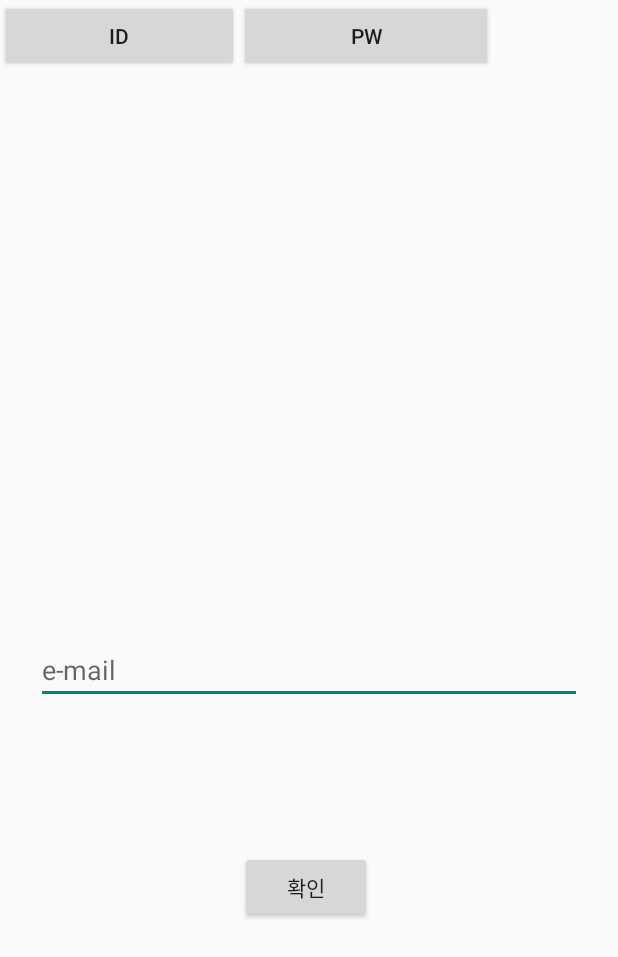
After one commit to Kal-MH/songgulsongul, an Android app: the FindAccountActivity screen opened directly, with no data from a screen before it, on a phone screen of 412 x 824 dp. The commit adds this screen. Shown: the top 957 px of the screen. Run offline under Robolectric (Android 15) with nearby library versions, the phone set to English and light mode, and no system bars.

Commit message:
current work
server_로그인 코드 추가
android_홈화면 탭

```diff
--- a/Android/paper/app/build.gradle
+++ b/Android/paper/app/build.gradle
@@ -1,11 +1,11 @@
 apply plugin: 'com.android.application'
 
 android {
-    compileSdkVersion 29
+    compileSdkVersion 30
     buildToolsVersion "29.0.3"
     defaultConfig {
         applicationId "smu.capstone.paper"
-        minSdkVersion 15
+        minSdkVersion 16
         targetSdkVersion 29
         versionCode 1
         versionName "1.0"
@@ -26,6 +26,8 @@ dependencies {
     implementation 'com.google.android.material:material:1.2.1'
     implementation 'androidx.annotation:annotation:1.1.0'
     implementation 'androidx.lifecycle:lifecycle-extensions:2.2.0'
+    //noinspection GradleCompatible
+    implementation 'com.android.support:design:28.0.0'
     testImplementation 'junit:junit:4.12'
     androidTestImplementation 'androidx.test.ext:junit:1.1.0'
     androidTestImplementation 'androidx.test.espresso:espresso-core:3.1.1'
--- /dev/null
+++ b/Android/paper/app/src/main/java/smu/capstone/paper/FindAccountActivity.java
@@ -0,0 +1,14 @@
+package smu.capstone.paper;
+
+import androidx.appcompat.app.AppCompatActivity;
+
+import android.os.Bundle;
+
+public class FindAccountActivity extends AppCompatActivity {
+
+    @Override
+    protected void onCreate(Bundle savedInstanceState) {
+        super.onCreate(savedInstanceState);
+        setContentView(R.layout.activity_find_account);
+    }
+}
--- /dev/null
+++ b/Android/paper/app/src/main/res/layout/activity_find_account.xml
@@ -0,0 +1,78 @@
+<?xml version="1.0" encoding="utf-8"?>
+<androidx.constraintlayout.widget.ConstraintLayout xmlns:android="http://schemas.android.com/apk/res/android"
+    xmlns:app="http://schemas.android.com/apk/res-auto"
+    xmlns:tools="http://schemas.android.com/tools"
+    android:layout_width="match_parent"
+    android:layout_height="match_parent"
+    tools:context=".FindAccountActivity">
+
+    <ImageView
+        android:id="@+id/find_account_image"
+        android:layout_width="91dp"
+        android:layout_height="79dp"
+        android:layout_marginStart="140dp"
+        android:layout_marginLeft="140dp"
+        android:layout_marginTop="100dp"
+        android:layout_marginEnd="143dp"
+        android:layout_marginRight="143dp"
+        android:layout_marginBottom="552dp"
+        app:layout_constraintBottom_toBottomOf="parent"
+        app:layout_constraintEnd_toEndOf="parent"
+        app:layout_constraintHorizontal_bias="0.54"
+        app:layout_constraintStart_toStartOf="parent"
+        app:layout_constraintTop_toTopOf="parent"
+        app:layout_constraintVertical_bias="1.0"
+        tools:srcCompat="@tools:sample/avatars" />
+
+    <LinearLayout
+        android:layout_width="0dp"
+        android:layout_height="wrap_content"
+        android:orientation="horizontal"
+        tools:layout_editor_absoluteX="42dp"
+        tools:layout_editor_absoluteY="299dp">
+
+        <Button
+            android:id="@+id/find_id_btn"
+            android:layout_width="159dp"
+            android:layout_height="wrap_content"
+            android:text="ID" />
+
+        <Button
+            android:id="@+id/find_pw_btn"
+            android:layout_width="169dp"
+            android:layout_height="wrap_content"
+            android:text="PW" />
+    </LinearLayout>
+
+    <EditText
+        android:id="@+id/find_id_email"
+        android:layout_width="0dp"
+        android:layout_height="wrap_content"
+        android:layout_marginStart="24dp"
+        android:layout_marginTop="424dp"
+        android:layout_marginEnd="24dp"
+
+        android:hint="e-mail"
+        android:inputType="textEmailAddress"
+        android:selectAllOnFocus="true"
+        app:layout_constraintEnd_toEndOf="parent"
+        app:layout_constraintHorizontal_bias="0.0"
+        app:layout_constraintStart_toStartOf="parent"
+        app:layout_constraintTop_toTopOf="parent" />
+
+    <Button
+        android:id="@+id/find_account_btn"
+        android:layout_width="wrap_content"
+        android:layout_height="wrap_content"
+        android:layout_marginStart="160dp"
+        android:layout_marginLeft="160dp"
+        android:layout_marginTop="98dp"
+        android:layout_marginEnd="163dp"
+        android:layout_marginRight="163dp"
+        android:text="확인"
+        app:layout_constraintEnd_toEndOf="parent"
+        app:layout_constraintHorizontal_bias="0.0"
+        app:layout_constraintStart_toStartOf="parent"
+        app:layout_constraintTop_toBottomOf="@+id/find_id_email" />
+
+</androidx.constraintlayout.widget.ConstraintLayout>
--- a/Android/paper/build.gradle
+++ b/Android/paper/build.gradle
@@ -7,7 +7,7 @@ buildscript {
 
     }
     dependencies {
-        classpath 'com.android.tools.build:gradle:3.5.1'
+        classpath 'com.android.tools.build:gradle:4.1.2'
 
         // NOTE: Do not place your application dependencies here; they belong
         // in the individual module build.gradle files
```
Also changed, not shown: Android/paper/app/src/main/AndroidManifest.xml (+5 -6 lines), Android/paper/app/src/main/java/smu/capstone/paper/HomeActivity.java (added, +14 -0 lines), Android/paper/app/src/main/res/drawable/ic_baseline_add_24.xml (added, +10 -0 lines), Android/paper/app/src/main/res/drawable/ic_baseline_emoji_emotions_24.xml (added, +10 -0 lines), Android/paper/app/src/main/res/drawable/ic_baseline_home_24.xml (added, +10 -0 lines), Android/paper/app/src/main/res/drawable/ic_baseline_person_pin_24.xml (added, +10 -0 lines), Android/paper/app/src/main/res/drawable/ic_baseline_search_24.xml (added, +10 -0 lines), Android/paper/app/src/main/res/drawable/ic_baseline_shopping_cart_24.xml (added, +10 -0 lines), Android/paper/app/src/main/res/layout/activity_home.xml (added, +30 -0 lines), Android/paper/app/src/main/res/layout/activity_join.xml (+13 -14 lines), Android/paper/app/src/main/res/layout/activity_login.xml (+18 -2 lines), Android/paper/app/src/main/res/layout/home_feed_frag.xml (added, +8 -0 lines), Android/paper/app/src/main/res/menu/home_bottom_menu.xml (added, +33 -0 lines), Android/paper/gradle/wrapper/gradle-wrapper.properties, 1 other file.
